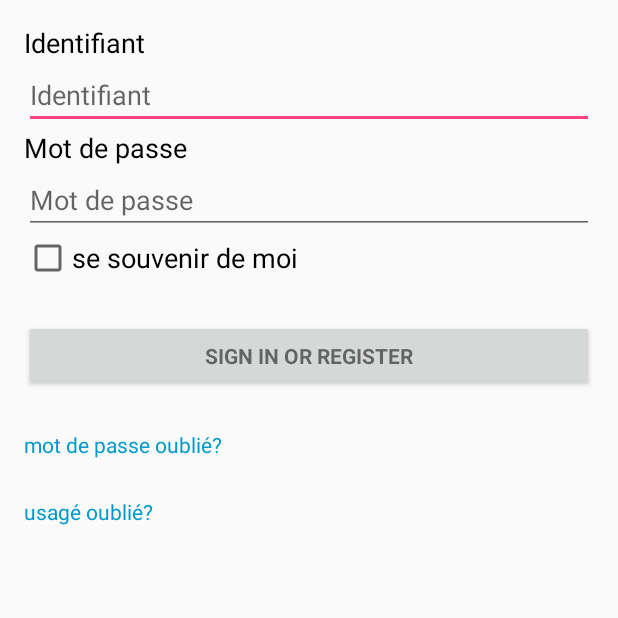
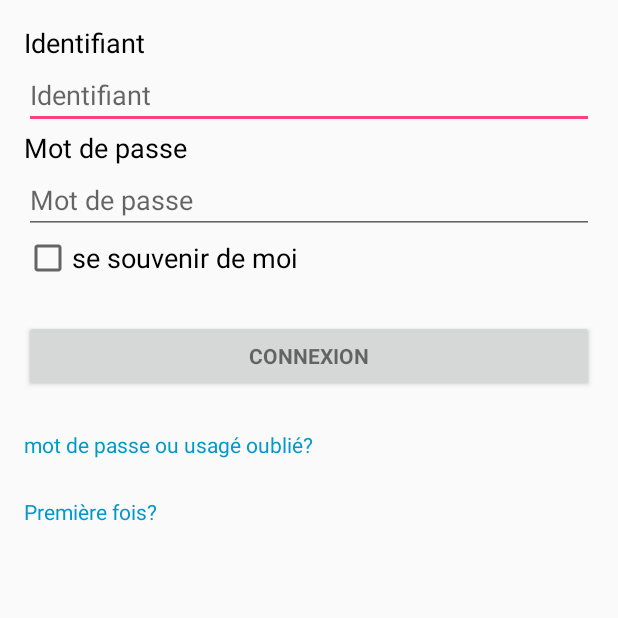
Before and after one commit to dlalancette/PortailUQAC, an Android app: the LoginActivity screen opened directly, with no data from a screen before it, on a phone screen of 412 x 824 dp, the top half of it. Run offline under Robolectric (Android 15) with nearby library versions, the phone set to English and light mode, and no system bars; 8 statements that could not run were skipped.

Commit message:
petites modifications divers

```diff
--- a/Mobile/UQACApp/app/src/main/res/layout/activity_login.xml
+++ b/Mobile/UQACApp/app/src/main/res/layout/activity_login.xml
@@ -89,7 +89,7 @@
                 android:layout_weight="0.16" />
 
             <Button
-                android:id="@+id/email_sign_in_button"
+                android:id="@+id/btn_connexion"
                 style="?android:textAppearanceSmall"
                 android:layout_width="match_parent"
                 android:layout_height="wrap_content"
@@ -99,7 +99,7 @@
                 android:layout_weight="0.40" />
 
             <TextView
-                android:text="mot de passe oublié?"
+                android:text="mot de passe ou usagé oublié?"
                 android:layout_width="match_parent"
                 android:layout_height="wrap_content"
                 android:id="@+id/textView5"
@@ -108,7 +108,7 @@
                 android:autoLink="web" />
 
             <TextView
-                android:text="usagé oublié?"
+                android:text="Première fois?"
                 android:layout_width="match_parent"
                 android:layout_height="wrap_content"
                 android:id="@+id/textView6"
--- a/Mobile/UQACApp/app/src/main/res/values/strings.xml
+++ b/Mobile/UQACApp/app/src/main/res/values/strings.xml
@@ -8,7 +8,7 @@
     <!-- Strings related to login -->
     <string name="prompt_email">Email</string>
     <string name="prompt_password">Password (optional)</string>
-    <string name="action_sign_in">Sign in or register</string>
+    <string name="action_sign_in">Connexion</string>
     <string name="action_sign_in_short">Sign in</string>
     <string name="error_invalid_email">This email address is invalid</string>
     <string name="error_invalid_password">This password is too short</string>
```
Also changed, not shown: Mobile/UQACApp/app/src/main/AndroidManifest.xml (+4 -4 lines), Mobile/UQACApp/app/src/main/java/com/gestionprojet/uqacapp/MainActivity.java (+12 -1 lines).
